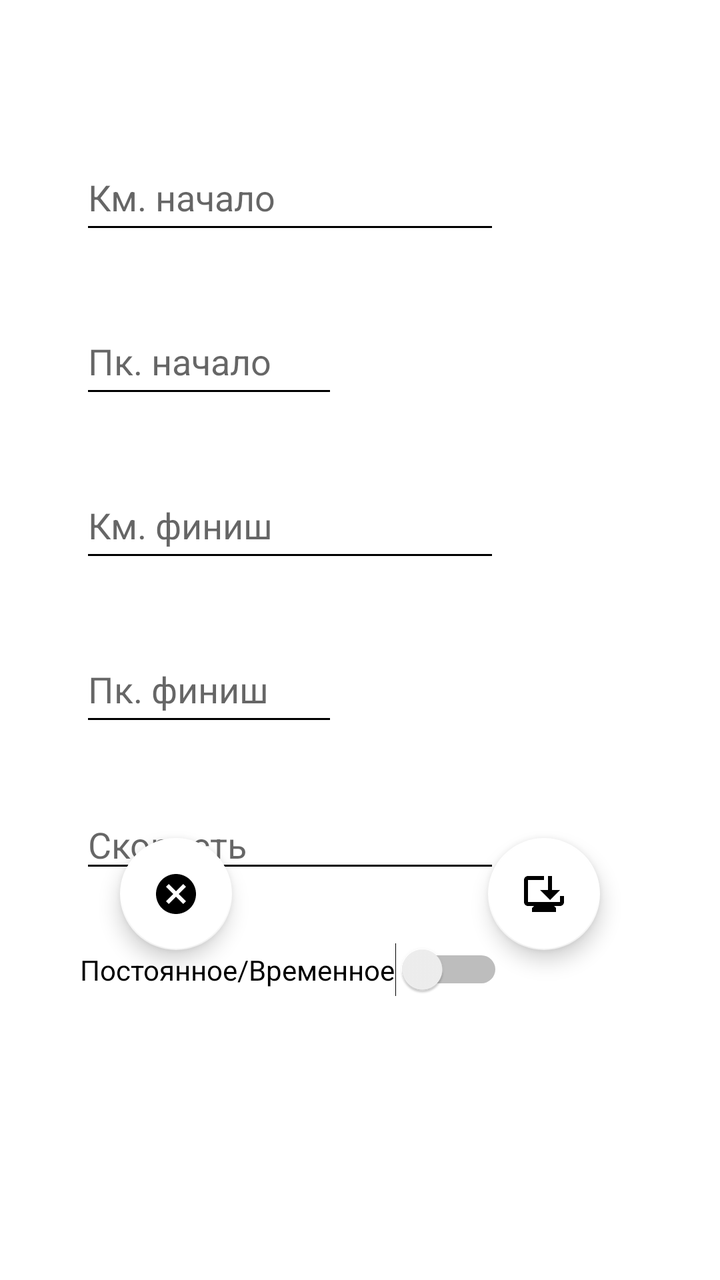
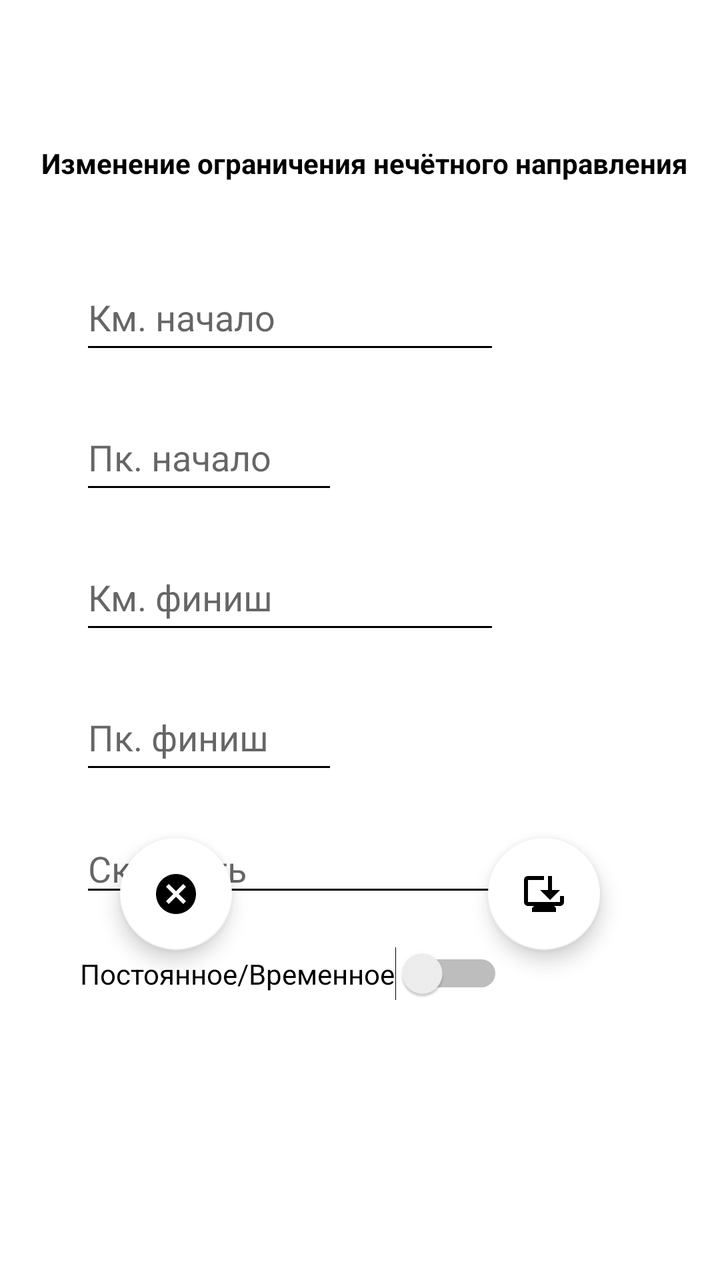

An Android layout rendered at two revisions. The XML below is the earlier revision; the diff shows what the commit changed to produce the second picture.
<!-- AndroidManifest.xml: application theme Base.Theme.My_Gps_Assistant -->
<!-- res/layout/fragment_update_limitations_nechet.xml -->
<?xml version="1.0" encoding="utf-8"?>
<androidx.constraintlayout.widget.ConstraintLayout xmlns:android="http://schemas.android.com/apk/res/android"
    xmlns:app="http://schemas.android.com/apk/res-auto"
    xmlns:tools="http://schemas.android.com/tools"
    android:layout_width="match_parent"
    android:layout_height="match_parent"
    android:background="#FFFFFF"
    tools:context=".fragments.nechet.limitation.update.UpdateLimitationsFragmentNechet">

    <EditText
        android:id="@+id/ed_update_start_limitations_nechet"
        android:layout_width="0dp"
        android:layout_height="50dp"
        android:layout_marginStart="40dp"
        android:layout_marginTop="72dp"
        android:ems="10"
        android:hint="@string/fragment_update_km_start_limitations_nechet"
        android:importantForAutofill="no"
        android:inputType="number"
        android:maxLength="4"
        android:textColor="#000000"
        app:layout_constraintStart_toStartOf="parent"
        app:layout_constraintTop_toTopOf="parent"
        tools:ignore="HardcodedText,TextContrastCheck" />

    <EditText
        android:id="@+id/ed_update_pk_start_limitations_nechet"
        android:layout_width="129dp"
        android:layout_height="50dp"
        android:layout_marginTop="32dp"
        android:ems="10"
        android:hint="@string/fragment_update_pk_start_limitations_nechet"
        android:inputType="number"
        android:maxLength="2"
        android:textColor="#000000"
        app:layout_constraintEnd_toEndOf="@+id/ed_update_start_limitations_nechet"
        app:layout_constraintHorizontal_bias="0.0"
        app:layout_constraintStart_toStartOf="@+id/ed_update_start_limitations_nechet"
        app:layout_constraintTop_toBottomOf="@+id/ed_update_start_limitations_nechet"
        tools:ignore="Autofill,HardcodedText,MissingConstraints,TextContrastCheck" />

    <EditText
        android:id="@+id/ed_update_finish_limitations_nechet"
        android:layout_width="0dp"
        android:layout_height="50dp"
        android:layout_marginTop="32dp"
        android:ems="10"
        android:hint="@string/fragment_update_km_finish_limitations_nechet"
        android:importantForAutofill="no"
        android:inputType="number"
        android:maxLength="4"
        android:textColor="#000000"
        app:layout_constraintStart_toStartOf="@+id/ed_update_pk_start_limitations_nechet"
        app:layout_constraintTop_toBottomOf="@+id/ed_update_pk_start_limitations_nechet"
        tools:ignore="HardcodedText,TextContrastCheck" />

    <EditText
        android:id="@+id/ed_update_pk_finish_limitations_nechet"
        android:layout_width="129dp"
        android:layout_height="50dp"
        android:layout_marginTop="32dp"
        android:ems="10"
        android:hint="@string/fragment_update_pk_finish_limitations_nechet"
        android:inputType="number"
        android:maxLength="2"
        android:textColor="#000000"
        app:layout_constraintStart_toStartOf="@+id/ed_update_finish_limitations_nechet"
        app:layout_constraintTop_toBottomOf="@+id/ed_update_finish_limitations_nechet"
        tools:ignore="Autofill,HardcodedText,MissingConstraints,TextContrastCheck" />

    <com.google.android.material.floatingactionbutton.FloatingActionButton
        android:id="@+id/fb_update_save_limitations_nechet"
        android:layout_width="wrap_content"
        android:layout_height="wrap_content"
        android:layout_marginEnd="60dp"
        android:layout_marginBottom="165dp"
        android:clickable="true"
        android:focusable="true"
        android:src="@drawable/is_update_save_redacktor_nechet"
        app:backgroundTint="@color/white"
        app:layout_constraintBottom_toBottomOf="parent"
        app:layout_constraintEnd_toEndOf="parent"
        tools:ignore="ContentDescription,SpeakableTextPresentCheck" />

    <com.google.android.material.floatingactionbutton.FloatingActionButton
        android:id="@+id/fb_update_cancel_limitations_nechet"
        android:layout_width="wrap_content"
        android:layout_height="wrap_content"
        android:layout_marginStart="60dp"
        android:layout_marginBottom="165dp"
        android:clickable="true"
        android:focusable="true"
        android:src="@drawable/is_update_cancel_redacktor_nechet"
        app:backgroundTint="@color/white"
        app:layout_constraintBottom_toBottomOf="parent"
        app:layout_constraintStart_toStartOf="parent"
        tools:ignore="ContentDescription,SpeakableTextPresentCheck" />

    <EditText
        android:id="@+id/ed_update_speed_limitations_nechet"
        android:layout_width="wrap_content"
        android:layout_height="wrap_content"
        android:layout_marginTop="32dp"
        android:ems="10"
        android:hint="@string/fragment_update_speed_limitations_nechet"
        android:inputType="number"
        android:maxLength="2"
        android:textColor="#000000"
        app:layout_constraintStart_toStartOf="@+id/ed_update_pk_finish_limitations_nechet"
        app:layout_constraintTop_toBottomOf="@+id/ed_update_pk_finish_limitations_nechet"
        tools:ignore="Autofill,TextContrastCheck,TouchTargetSizeCheck" />

    <EditText
        android:id="@+id/editLimitationNechetUpdateSwitch"
        android:visibility="gone"
        android:layout_width="wrap_content"
        android:layout_height="wrap_content"
        android:layout_marginTop="50dp"
        android:ems="10"
        android:inputType="number"
        android:maxLength="2"
        android:textColor="#000000"
        app:layout_constraintStart_toStartOf="@+id/ed_update_speed_limitations_nechet"
        app:layout_constraintTop_toBottomOf="@+id/ed_update_speed_limitations_nechet"
        tools:ignore="Autofill,HardcodedText,TouchTargetSizeCheck" />

    <Switch
        android:id="@+id/switchLimitationNechetUpdate"
        android:layout_width="wrap_content"
        android:layout_height="wrap_content"
        android:layout_marginTop="30dp"
        android:text="Постоянное/Временное"
        app:layout_constraintStart_toStartOf="@+id/ed_update_speed_limitations_nechet"
        app:layout_constraintTop_toBottomOf="@+id/ed_update_speed_limitations_nechet"
        tools:ignore="HardcodedText,UseSwitchCompatOrMaterialXml,TouchTargetSizeCheck" />

</androidx.constraintlayout.widget.ConstraintLayout>
<!-- resources referenced by this layout -->
<resources>
  <color name="white">#FFFFFFFF</color>
  <!-- drawable is_update_cancel_redacktor_nechet (drawable) -->
  <vector xmlns:android="http://schemas.android.com/apk/res/android" android:height="24dp" android:tint="#52ED27" android:viewportHeight="24" android:viewportWidth="24" android:width="24dp">
        
      <path android:fillColor="@android:color/white" android:pathData="M12,2C6.47,2 2,6.47 2,12s4.47,10 10,10 10,-4.47 10,-10S17.53,2 12,2zM17,15.59L15.59,17 12,13.41 8.41,17 7,15.59 10.59,12 7,8.41 8.41,7 12,10.59 15.59,7 17,8.41 13.41,12 17,15.59z"/>
      
  </vector>
  <!-- drawable is_update_save_redacktor_nechet (drawable) -->
  <vector xmlns:android="http://schemas.android.com/apk/res/android" android:height="24dp" android:tint="#52ED27" android:viewportHeight="24" android:viewportWidth="24" android:width="24dp">
        
      <path android:fillColor="@android:color/white" android:pathData="M22,13v3c0,1.1 -0.9,2 -2,2h-3l1,1v2H6v-2l1,-1H4c-1.1,0 -2,-0.9 -2,-2V5c0,-1.1 0.9,-2 2,-2l8,0v2L4,5v11h16v-3H22zM15,15l-5,-5h4V3h2v7h4L15,15z"/>
      
  </vector>
  <string name="fragment_update_km_finish_limitations_nechet">Км. финиш</string>
  <string name="fragment_update_km_start_limitations_nechet">Км. начало</string>
  <string name="fragment_update_pk_finish_limitations_nechet">Пк. финиш</string>
  <string name="fragment_update_pk_start_limitations_nechet">Пк. начало</string>
  <string name="fragment_update_speed_limitations_nechet">Скорость</string>
  <style name="Base.Theme.My_Gps_Assistant" parent="Theme.MaterialComponents.Light.NoActionBar">
          
          <item name="colorPrimary">@color/black</item>
          <item name="colorPrimaryVariant">@color/lavender</item>
          <item name="colorOnPrimary">@color/white</item>
  
          <item name="colorSecondary">@color/teal_200</item>
          <item name="colorSecondaryVariant">@color/teal_700</item>
          <item name="colorOnSecondary">@color/black</item>
  
          <item name="android:statusBarColor">@color/lavender</item>
  
  
          <item name="android:windowFullscreen">true</item>
  
          <item name="android:textColorPrimary">@color/black</item>
          <item name="android:textColorSecondary">@color/black</item>
          <item name="android:textColorTertiary">@color/black</item>
  
  
  
  
  
  
  
      </style>
  <color name="black">#FF000000</color>
  <color name="lavender">#8692f7</color>
  <color name="teal_200">#D58DD5</color>
  <color name="teal_700">#00C2EF</color>
</resources>

<!-- the commit's change to res/layout/fragment_update_limitations_nechet.xml (unified diff, before → after) -->
@@ -12,7 +12,7 @@
         android:layout_width="0dp"
         android:layout_height="50dp"
         android:layout_marginStart="40dp"
-        android:layout_marginTop="72dp"
+        android:layout_marginTop="20dp"
         android:ems="10"
         android:hint="@string/fragment_update_km_start_limitations_nechet"
         android:importantForAutofill="no"
@@ -20,14 +20,14 @@
         android:maxLength="4"
         android:textColor="#000000"
         app:layout_constraintStart_toStartOf="parent"
-        app:layout_constraintTop_toTopOf="parent"
+        app:layout_constraintTop_toBottomOf="@+id/textView28"
         tools:ignore="HardcodedText,TextContrastCheck" />
 
     <EditText
         android:id="@+id/ed_update_pk_start_limitations_nechet"
         android:layout_width="129dp"
         android:layout_height="50dp"
-        android:layout_marginTop="32dp"
+        android:layout_marginTop="20dp"
         android:ems="10"
         android:hint="@string/fragment_update_pk_start_limitations_nechet"
         android:inputType="number"
@@ -43,7 +43,7 @@
         android:id="@+id/ed_update_finish_limitations_nechet"
         android:layout_width="0dp"
         android:layout_height="50dp"
-        android:layout_marginTop="32dp"
+        android:layout_marginTop="20dp"
         android:ems="10"
         android:hint="@string/fragment_update_km_finish_limitations_nechet"
         android:importantForAutofill="no"
@@ -58,7 +58,7 @@
         android:id="@+id/ed_update_pk_finish_limitations_nechet"
         android:layout_width="129dp"
         android:layout_height="50dp"
-        android:layout_marginTop="32dp"
+        android:layout_marginTop="20dp"
         android:ems="10"
         android:hint="@string/fragment_update_pk_finish_limitations_nechet"
         android:inputType="number"
@@ -100,7 +100,7 @@
         android:id="@+id/ed_update_speed_limitations_nechet"
         android:layout_width="wrap_content"
         android:layout_height="wrap_content"
-        android:layout_marginTop="32dp"
+        android:layout_marginTop="20dp"
         android:ems="10"
         android:hint="@string/fragment_update_speed_limitations_nechet"
         android:inputType="number"
@@ -128,10 +128,22 @@
         android:id="@+id/switchLimitationNechetUpdate"
         android:layout_width="wrap_content"
         android:layout_height="wrap_content"
-        android:layout_marginTop="30dp"
+        android:layout_marginTop="20dp"
         android:text="Постоянное/Временное"
         app:layout_constraintStart_toStartOf="@+id/ed_update_speed_limitations_nechet"
         app:layout_constraintTop_toBottomOf="@+id/ed_update_speed_limitations_nechet"
         tools:ignore="HardcodedText,UseSwitchCompatOrMaterialXml,TouchTargetSizeCheck" />
 
+    <TextView
+        android:id="@+id/textView28"
+        android:layout_width="325dp"
+        android:layout_height="40dp"
+        android:layout_marginStart="20dp"
+        android:layout_marginTop="72dp"
+        android:text="@string/zagolovok_update_limitation_nechet"
+        android:textAlignment="center"
+        android:textStyle="bold"
+        app:layout_constraintStart_toStartOf="parent"
+        app:layout_constraintTop_toTopOf="parent" />
+
 </androidx.constraintlayout.widget.ConstraintLayout>
<!-- resource entries referenced after the edit -->
@@ -18,6 +18,7 @@
   <string name="fragment_update_pk_finish_limitations_nechet">Пк. финиш</string>
   <string name="fragment_update_pk_start_limitations_nechet">Пк. начало</string>
   <string name="fragment_update_speed_limitations_nechet">Скорость</string>
+  <string name="zagolovok_update_limitation_nechet">Изменение ограничения нечётного направления</string>
   <style name="Base.Theme.My_Gps_Assistant" parent="Theme.MaterialComponents.Light.NoActionBar">
           
           <item name="colorPrimary">@color/black</item>
